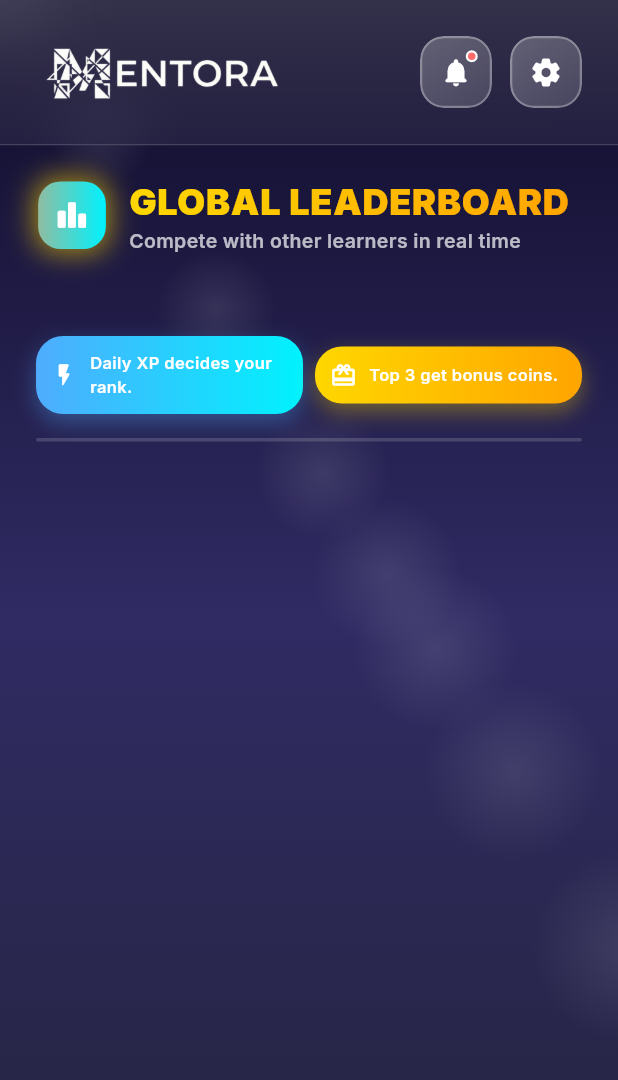
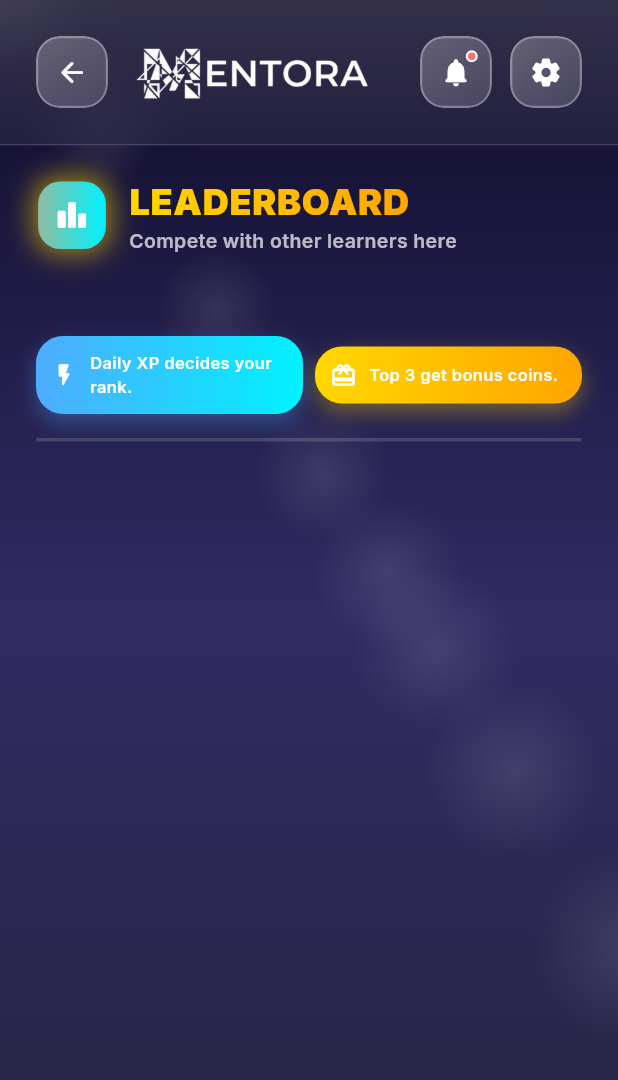
Before and after one commit to pranavraok/Mentora-App, a Flutter app: the LeaderboardPage screen opened directly, on a phone screen of 412 x 824 dp. Shown: the top 1080 px of the screen. Run offline on Flutter 3.47's test engine with Material 3 defaults, Android fonts, the phone set to English and light mode, and no system bars; drawn by our look-alikes of flutter_animate; our stand-ins replace cloud_firestore, confetti, file_picker, flutter_riverpod, glassmorphism, google_fonts and 3 more; accounts and stored records are empty.

Commit message:
Layouting of Resume Checker + Leaderbooard fixed

```diff
--- a/lib/pages/leaderboard_page.dart
+++ b/lib/pages/leaderboard_page.dart
@@ -69,6 +69,13 @@ class _LeaderboardPageState extends ConsumerState<LeaderboardPage>
     final leaderboardAsync = ref.watch(leaderboardProvider);
 
     return Scaffold(
+      extendBodyBehindAppBar: true,
+      appBar: AppBar(
+        toolbarHeight: 0,
+        elevation: 0,
+        backgroundColor: Colors.transparent,
+        automaticallyImplyLeading: false,
+      ),
       body: leaderboardAsync.when(
         data: (players) {
           final topThree = players.take(3).toList();
@@ -121,7 +128,7 @@ class _LeaderboardPageState extends ConsumerState<LeaderboardPage>
               // Main content
               Column(
                 children: [
-                  // Header: logo + notifications + settings
+                  // Header: back button + logo + notifications + settings
                   ClipRRect(
                     child: BackdropFilter(
                       filter: ImageFilter.blur(sigmaX: 20, sigmaY: 20),
@@ -149,12 +156,23 @@ class _LeaderboardPageState extends ConsumerState<LeaderboardPage>
                             child: Row(
                               mainAxisAlignment: MainAxisAlignment.spaceBetween,
                               children: [
+                                Row(
+                                  children: [
+                                    _buildGlassButton(
+                                      icon: Icons.arrow_back_rounded,
+                                      onTap: () {
+                                        Navigator.pop(context);
+                                      },
+                                    ),
+                                    const SizedBox(width: 12),
                                     SizedBox(
                                       height: 60,
                                       child: Image.asset(
                                         'assets/images/logo.png',
                                         fit: BoxFit.contain,
                                       ),
+                                    ),
+                                  ],
                                 ),
                                 Row(
                                   mainAxisSize: MainAxisSize.min,
@@ -260,7 +278,7 @@ class _LeaderboardPageState extends ConsumerState<LeaderboardPage>
                                 colors: [Color(0xFFFFD700), Color(0xFFFFA500)],
                               ).createShader(bounds),
                               child: const Text(
-                                'GLOBAL LEADERBOARD',
+                                'LEADERBOARD',
                                 style: TextStyle(
                                   color: Colors.white,
                                   fontSize: 24,
@@ -270,7 +288,7 @@ class _LeaderboardPageState extends ConsumerState<LeaderboardPage>
                               ),
                             ),
                             Text(
-                              'Compete with other learners in real time',
+                              'Compete with other learners here',
                               style: TextStyle(
                                 color: Colors.white.withOpacity(0.7),
                                 fontSize: 13,
```
Also changed, not shown: lib/pages/dashboard_page.dart (+5 -98 lines), lib/pages/resume_checker_page.dart (+24 -40 lines), lib/pages/roadmap_page.dart (+4 -4 lines). Lines whose indentation alone changed are shown as unchanged.
